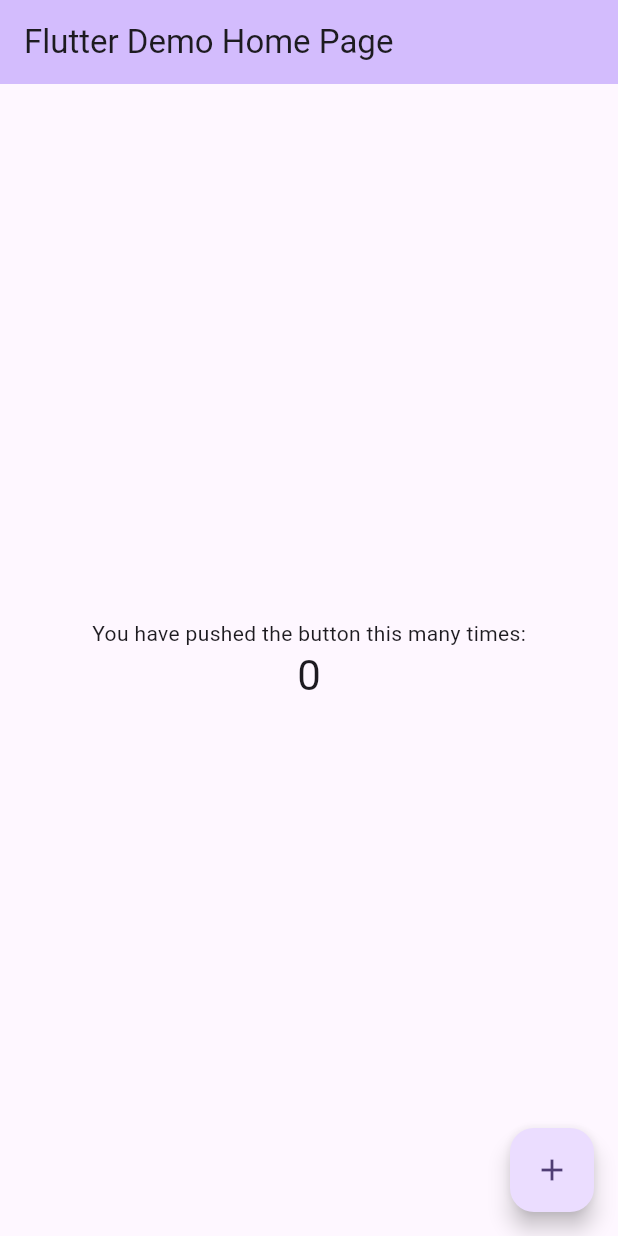
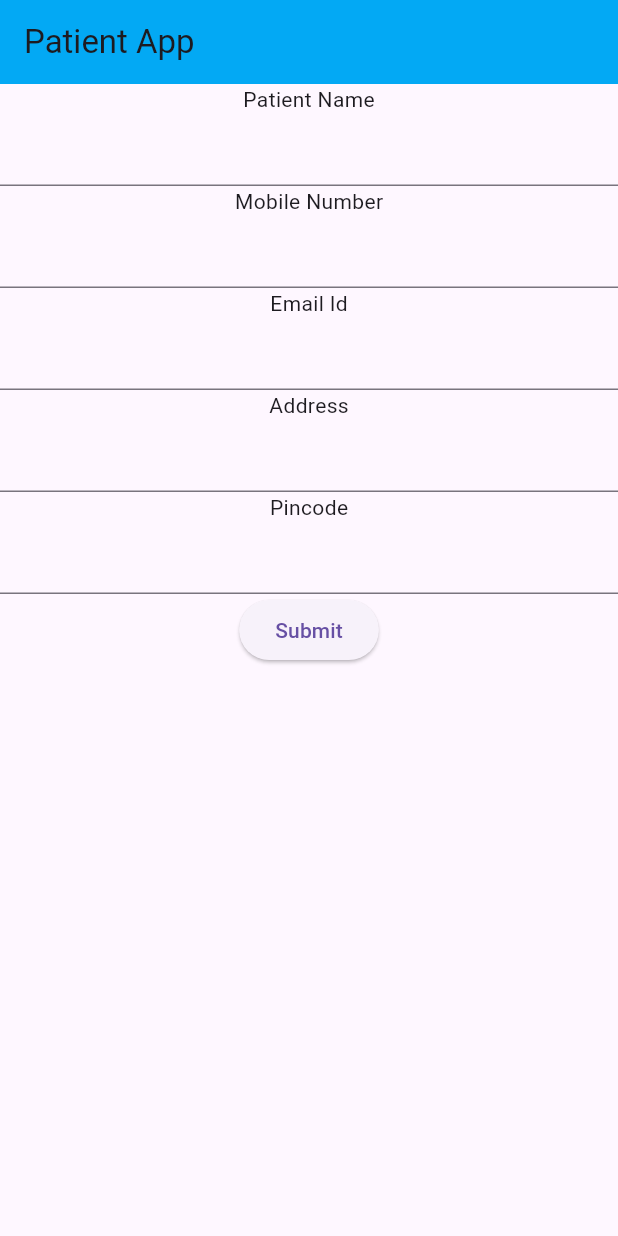
Before and after one commit to shaniba17/flutter_patient_app, a Flutter app: the screen it shows after launch, on a phone screen of 412 x 824 dp. Run offline on Flutter 3.47's test engine with Material 3 defaults, Android fonts, the phone set to English and light mode, and no system bars.

Commit message:
changes added

```diff
--- a/lib/main.dart
+++ b/lib/main.dart
@@ -1,125 +1,39 @@
+import 'package:flutter/cupertino.dart';
 import 'package:flutter/material.dart';
 
-void main() {
-  runApp(const MyApp());
+void main()
+{
+  runApp(Patient());
 }
+class Patient extends StatelessWidget {
+  const Patient({super.key});
 
-class MyApp extends StatelessWidget {
-  const MyApp({super.key});
-
-  // This widget is the root of your application.
   @override
   Widget build(BuildContext context) {
     return MaterialApp(
-      title: 'Flutter Demo',
-      theme: ThemeData(
-        // This is the theme of your application.
-        //
-        // TRY THIS: Try running your application with "flutter run". You'll see
-        // the application has a purple toolbar. Then, without quitting the app,
-        // try changing the seedColor in the colorScheme below to Colors.green
-        // and then invoke "hot reload" (save your changes or press the "hot
-        // reload" button in a Flutter-supported IDE, or press "r" if you used
-        // the command line to start the app).
-        //
-        // Notice that the counter didn't reset back to zero; the application
-        // state is not lost during the reload. To reset the state, use hot
-        // restart instead.
-        //
-        // This works for code too, not just values: Most code changes can be
-        // tested with just a hot reload.
-        colorScheme: ColorScheme.fromSeed(seedColor: Colors.deepPurple),
-        useMaterial3: true,
+      home: Scaffold(
+        appBar: AppBar(
+          backgroundColor: Colors.lightBlue,
+          title: Text("Patient App")
+        ),
+        body: Container(
+          child: Column(
+            children: [
+              Text("Patient Name"),
+              TextField(),
+              Text("Mobile Number"),
+              TextField(),
+              Text("Email Id"),
+              TextField(),
+              Text("Address"),
+              TextField(),
+              Text("Pincode"),
+              TextField(),
+              ElevatedButton(onPressed: (){}, child: Text("Submit"))
+            ],
+          ),
+        ),
       ),
-      home: const MyHomePage(title: 'Flutter Demo Home Page'),
     );
   }
 }
-
-class MyHomePage extends StatefulWidget {
-  const MyHomePage({super.key, required this.title});
-
-  // This widget is the home page of your application. It is stateful, meaning
-  // that it has a State object (defined below) that contains fields that affect
-  // how it looks.
-
-  // This class is the configuration for the state. It holds the values (in this
-  // case the title) provided by the parent (in this case the App widget) and
-  // used by the build method of the State. Fields in a Widget subclass are
-  // always marked "final".
-
-  final String title;
-
-  @override
-  State<MyHomePage> createState() => _MyHomePageState();
-}
-
-class _MyHomePageState extends State<MyHomePage> {
-  int _counter = 0;
-
-  void _incrementCounter() {
-    setState(() {
-      // This call to setState tells the Flutter framework that something has
-      // changed in this State, which causes it to rerun the build method below
-      // so that the display can reflect the updated values. If we changed
-      // _counter without calling setState(), then the build method would not be
-      // called again, and so nothing would appear to happen.
-      _counter++;
-    });
-  }
-
-  @override
-  Widget build(BuildContext context) {
-    // This method is rerun every time setState is called, for instance as done
-    // by the _incrementCounter method above.
-    //
-    // The Flutter framework has been optimized to make rerunning build methods
-    // fast, so that you can just rebuild anything that needs updating rather
-    // than having to individually change instances of widgets.
-    return Scaffold(
-      appBar: AppBar(
-        // TRY THIS: Try changing the color here to a specific color (to
-        // Colors.amber, perhaps?) and trigger a hot reload to see the AppBar
-        // change color while the other colors stay the same.
-        backgroundColor: Theme.of(context).colorScheme.inversePrimary,
-        // Here we take the value from the MyHomePage object that was created by
-        // the App.build method, and use it to set our appbar title.
-        title: Text(widget.title),
-      ),
-      body: Center(
-        // Center is a layout widget. It takes a single child and positions it
-        // in the middle of the parent.
-        child: Column(
-          // Column is also a layout widget. It takes a list of children and
-          // arranges them vertically. By default, it sizes itself to fit its
-          // children horizontally, and tries to be as tall as its parent.
-          //
-          // Column has various properties to control how it sizes itself and
-          // how it positions its children. Here we use mainAxisAlignment to
-          // center the children vertically; the main axis here is the vertical
-          // axis because Columns are vertical (the cross axis would be
-          // horizontal).
-          //
-          // TRY THIS: Invoke "debug painting" (choose the "Toggle Debug Paint"
-          // action in the IDE, or press "p" in the console), to see the
-          // wireframe for each widget.
-          mainAxisAlignment: MainAxisAlignment.center,
-          children: <Widget>[
-            const Text(
-              'You have pushed the button this many times:',
-            ),
-            Text(
-              '$_counter',
-              style: Theme.of(context).textTheme.headlineMedium,
-            ),
-          ],
-        ),
-      ),
-      floatingActionButton: FloatingActionButton(
-        onPressed: _incrementCounter,
-        tooltip: 'Increment',
-        child: const Icon(Icons.add),
-      ), // This trailing comma makes auto-formatting nicer for build methods.
-    );
-  }
-}
```
